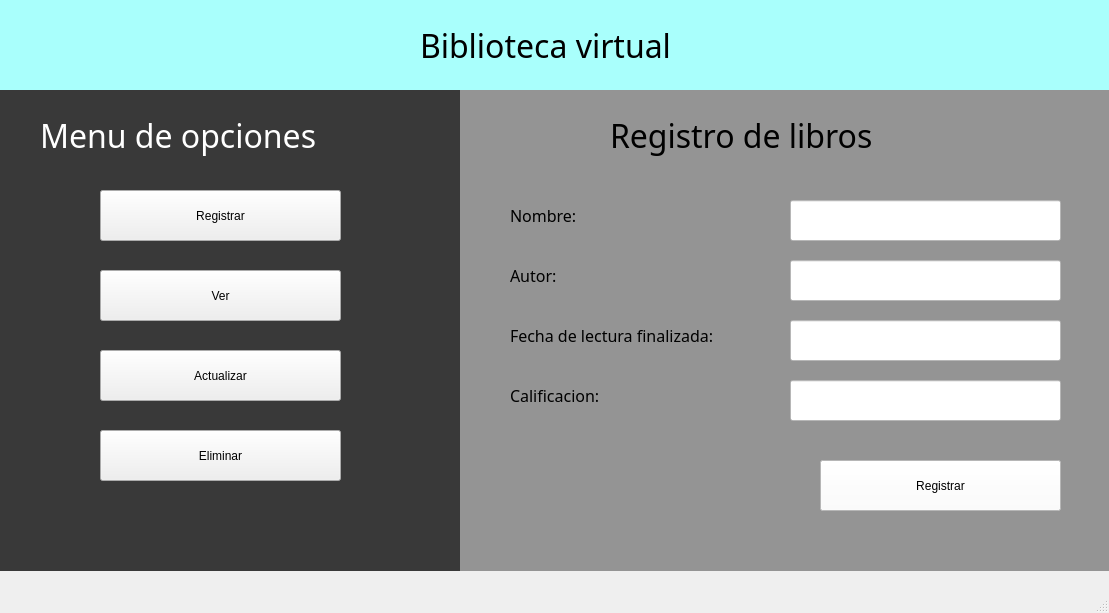
The window that mainwindow.ui (Aixeny/Proyecto-final-progra-2026-A) describes before a commit, drawn with Qt 5.
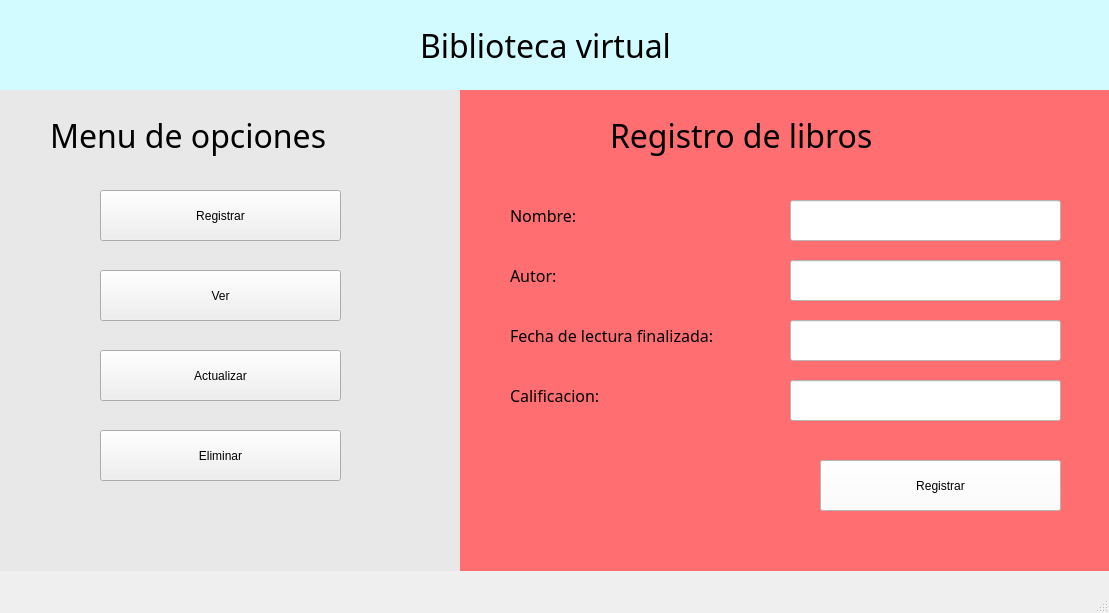
The same window after the commit.

```diff
--- a/mainwindow.ui
+++ b/mainwindow.ui
@@ -24,7 +24,8 @@
      </rect>
     </property>
     <property name="styleSheet">
-     <string notr="true">background-color: rgb(169, 255, 252);</string>
+     <string notr="true">
+background-color: rgb(210, 251, 255);</string>
     </property>
     <property name="text">
      <string/>
@@ -40,7 +41,8 @@
      </rect>
     </property>
     <property name="styleSheet">
-     <string notr="true">background-color: rgb(57, 57, 57);</string>
+     <string notr="true">
+background-color: rgb(232, 232, 232);</string>
     </property>
     <property name="text">
      <string/>
@@ -117,28 +119,6 @@
      <string>Ver</string>
     </property>
    </widget>
-   <widget class="QLabel" name="label_5">
-    <property name="geometry">
-     <rect>
-      <x>40</x>
-      <y>110</y>
-      <width>371</width>
-      <height>51</height>
-     </rect>
-    </property>
-    <property name="font">
-     <font>
-      <family>Kristen ITC</family>
-      <pointsize>24</pointsize>
-     </font>
-    </property>
-    <property name="styleSheet">
-     <string notr="true"/>
-    </property>
-    <property name="text">
-     <string>&lt;html&gt;&lt;head/&gt;&lt;body&gt;&lt;p&gt;&lt;span style=&quot; color:#ffffff;&quot;&gt;Menu de opciones&lt;/span&gt;&lt;/p&gt;&lt;/body&gt;&lt;/html&gt;</string>
-    </property>
-   </widget>
    <widget class="QStackedWidget" name="stackedWidget">
     <property name="geometry">
      <rect>
@@ -149,7 +129,8 @@
      </rect>
     </property>
     <property name="styleSheet">
-     <string notr="true">background-color: rgb(148, 148, 148);</string>
+     <string notr="true">
+background-color: rgb(255, 111, 113);</string>
     </property>
     <widget class="QWidget" name="page_Registrar">
      <widget class="QLabel" name="label_7">
@@ -760,6 +741,25 @@
      </widget>
     </widget>
    </widget>
+   <widget class="QLabel" name="label_21">
+    <property name="geometry">
+     <rect>
+      <x>50</x>
+      <y>110</y>
+      <width>381</width>
+      <height>51</height>
+     </rect>
+    </property>
+    <property name="font">
+     <font>
+      <family>Kristen ITC</family>
+      <pointsize>24</pointsize>
+     </font>
+    </property>
+    <property name="text">
+     <string>Menu de opciones</string>
+    </property>
+   </widget>
   </widget>
   <widget class="QMenuBar" name="menubar">
    <property name="geometry">
```
